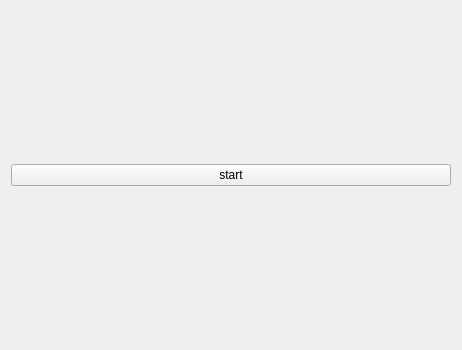
Above: autoclicker.ui from BrunoFelippeFaria/silver-clicker before the change. Below: the same form after it.
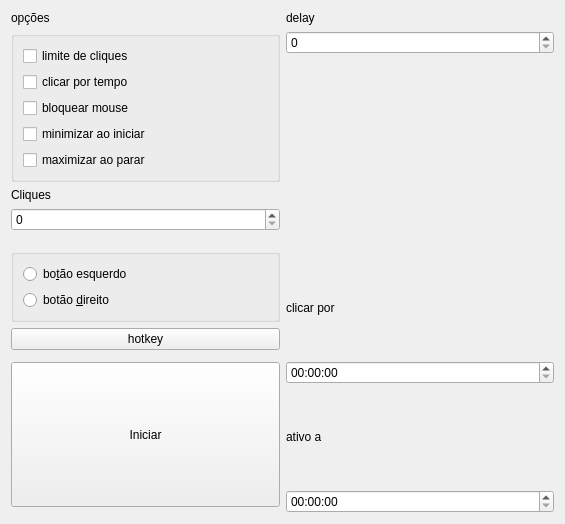
That is the form after the change. Icons and pictures are not drawn.

Commit message: primeiro design

The edit to the form file:
```diff
--- a/autoclicker.ui
+++ b/autoclicker.ui
@@ -6,25 +6,166 @@
    <rect>
     <x>0</x>
     <y>0</y>
-    <width>462</width>
-    <height>350</height>
+    <width>565</width>
+    <height>524</height>
    </rect>
   </property>
   <property name="windowTitle">
    <string>Form</string>
   </property>
   <layout class="QGridLayout" name="gridLayout_2">
-   <item row="0" column="0">
-    <layout class="QGridLayout" name="gridLayout">
-     <item row="0" column="0">
-      <widget class="QPushButton" name="btnStart">
+   <item row="2" column="0">
+    <widget class="QLabel" name="label">
+     <property name="text">
+      <string>Cliques</string>
+     </property>
+    </widget>
+   </item>
+   <item row="6" column="0">
+    <widget class="QGroupBox" name="verticalGroupBox">
+     <layout class="QVBoxLayout" name="verticalLayout_3">
+      <item>
+       <widget class="QRadioButton" name="radioButton_2">
+        <property name="text">
+         <string>bo&amp;tão esquerdo</string>
+        </property>
+       </widget>
+      </item>
+      <item>
+       <widget class="QRadioButton" name="radioButton">
+        <property name="text">
+         <string>botão &amp;direito</string>
+        </property>
+       </widget>
+      </item>
+     </layout>
+    </widget>
+   </item>
+   <item row="1" column="1" rowspan="10">
+    <layout class="QVBoxLayout" name="verticalLayout_2">
+     <item>
+      <widget class="QSpinBox" name="spinBox_2"/>
+     </item>
+     <item>
+      <widget class="QLabel" name="img">
+       <property name="maximumSize">
+        <size>
+         <width>300</width>
+         <height>300</height>
+        </size>
+       </property>
        <property name="text">
-        <string>start</string>
+        <string/>
        </property>
       </widget>
      </item>
+     <item>
+      <widget class="QLabel" name="label_4">
+       <property name="text">
+        <string/>
+       </property>
+      </widget>
+     </item>
+     <item>
+      <widget class="QLabel" name="label_5">
+       <property name="text">
+        <string>clicar por</string>
+       </property>
+      </widget>
+     </item>
+     <item>
+      <widget class="QTimeEdit" name="timeEdit_2"/>
+     </item>
+     <item>
+      <widget class="QLabel" name="label_6">
+       <property name="text">
+        <string>ativo a</string>
+       </property>
+      </widget>
+     </item>
+     <item>
+      <widget class="QTimeEdit" name="timeEdit"/>
+     </item>
     </layout>
    </item>
+   <item row="0" column="1">
+    <widget class="QLabel" name="label_3">
+     <property name="text">
+      <string>delay</string>
+     </property>
+    </widget>
+   </item>
+   <item row="7" column="0">
+    <widget class="QPushButton" name="pushButton_2">
+     <property name="text">
+      <string>hotkey</string>
+     </property>
+    </widget>
+   </item>
+   <item row="1" column="0">
+    <widget class="QGroupBox" name="verticalGroupBox">
+     <layout class="QVBoxLayout" name="verticalLayout">
+      <item>
+       <widget class="QCheckBox" name="checkBox_2">
+        <property name="text">
+         <string>limite de cliques</string>
+        </property>
+       </widget>
+      </item>
+      <item>
+       <widget class="QCheckBox" name="checkBox">
+        <property name="text">
+         <string>clicar por tempo</string>
+        </property>
+       </widget>
+      </item>
+      <item>
+       <widget class="QCheckBox" name="checkBox_3">
+        <property name="text">
+         <string>bloquear mouse</string>
+        </property>
+       </widget>
+      </item>
+      <item>
+       <widget class="QCheckBox" name="checkBox_4">
+        <property name="text">
+         <string>minimizar ao iniciar</string>
+        </property>
+       </widget>
+      </item>
+      <item>
+       <widget class="QCheckBox" name="checkBox_5">
+        <property name="text">
+         <string>maximizar ao parar</string>
+        </property>
+       </widget>
+      </item>
+     </layout>
+    </widget>
+   </item>
+   <item row="0" column="0">
+    <widget class="QLabel" name="label_2">
+     <property name="text">
+      <string>opções</string>
+     </property>
+    </widget>
+   </item>
+   <item row="3" column="0">
+    <widget class="QSpinBox" name="spinBox"/>
+   </item>
+   <item row="9" column="0">
+    <widget class="QPushButton" name="btnStart">
+     <property name="sizePolicy">
+      <sizepolicy hsizetype="Minimum" vsizetype="Expanding">
+       <horstretch>0</horstretch>
+       <verstretch>4</verstretch>
+      </sizepolicy>
+     </property>
+     <property name="text">
+      <string>Iniciar</string>
+     </property>
+    </widget>
+   </item>
   </layout>
  </widget>
  <resources/>
```
Left out of the diff: 6 changed lines with no effect on the pictures. The commit also changes 2 other files.
